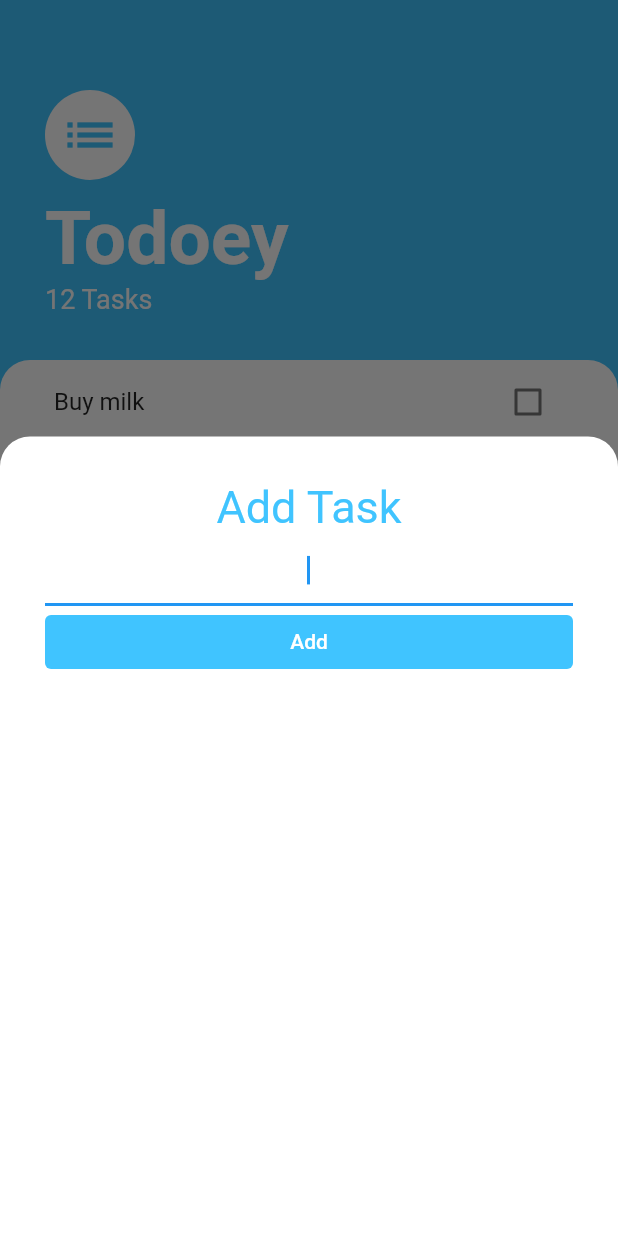
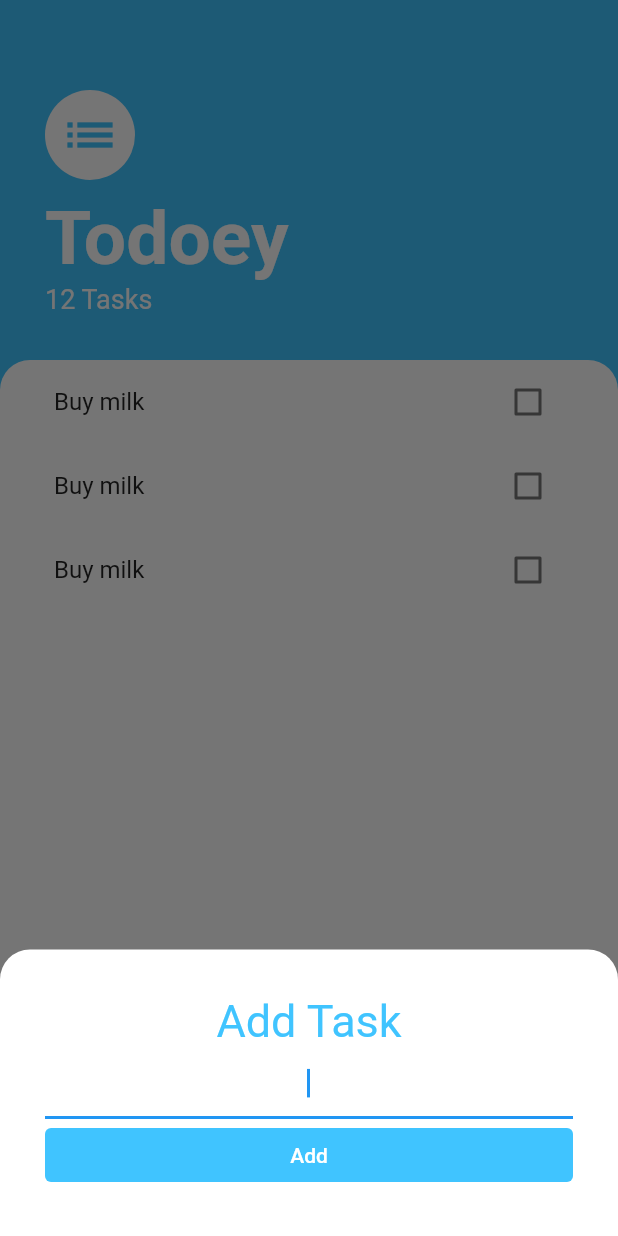
Before and after one commit to GzuPark/todoey_flutter, a Flutter app: the screen it shows after launch, after a tap on the "add" icon, on a phone screen of 412 x 824 dp. Run offline on Flutter 3.47's test engine with Material 2 defaults, Android fonts, the phone set to English and light mode, and no system bars.

Commit message:
Apply flexible bottomSheet size based on the Device

```diff
--- a/lib/screens/tasks_screen.dart
+++ b/lib/screens/tasks_screen.dart
@@ -15,9 +15,12 @@ class TasksScreen extends StatelessWidget {
         onPressed: () {
           showModalBottomSheet(
             context: context,
-            builder: (context) => FractionallySizedBox(
-              heightFactor: 1.3,
-              child: AddTaskScreen(),
+            isScrollControlled: true,
+            builder: (context) => SingleChildScrollView(
+              child: Container(
+                padding: EdgeInsets.only(bottom: MediaQuery.of(context).viewInsets.bottom),
+                child: AddTaskScreen(),
+              ),
             ),
           );
         },
```
